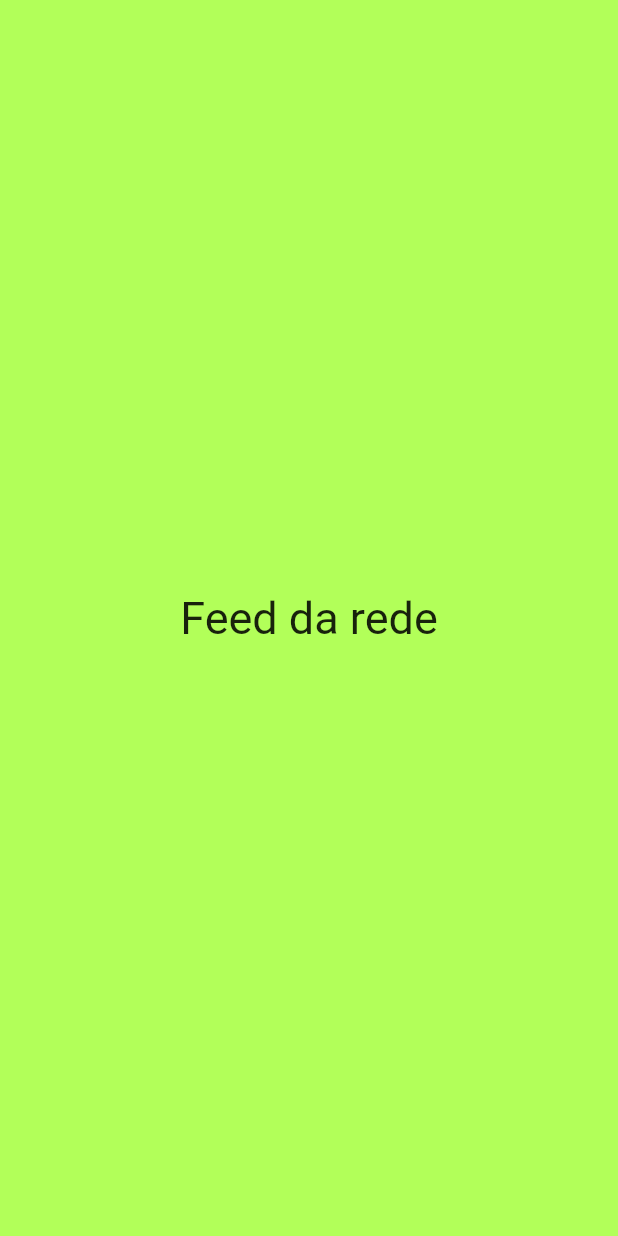
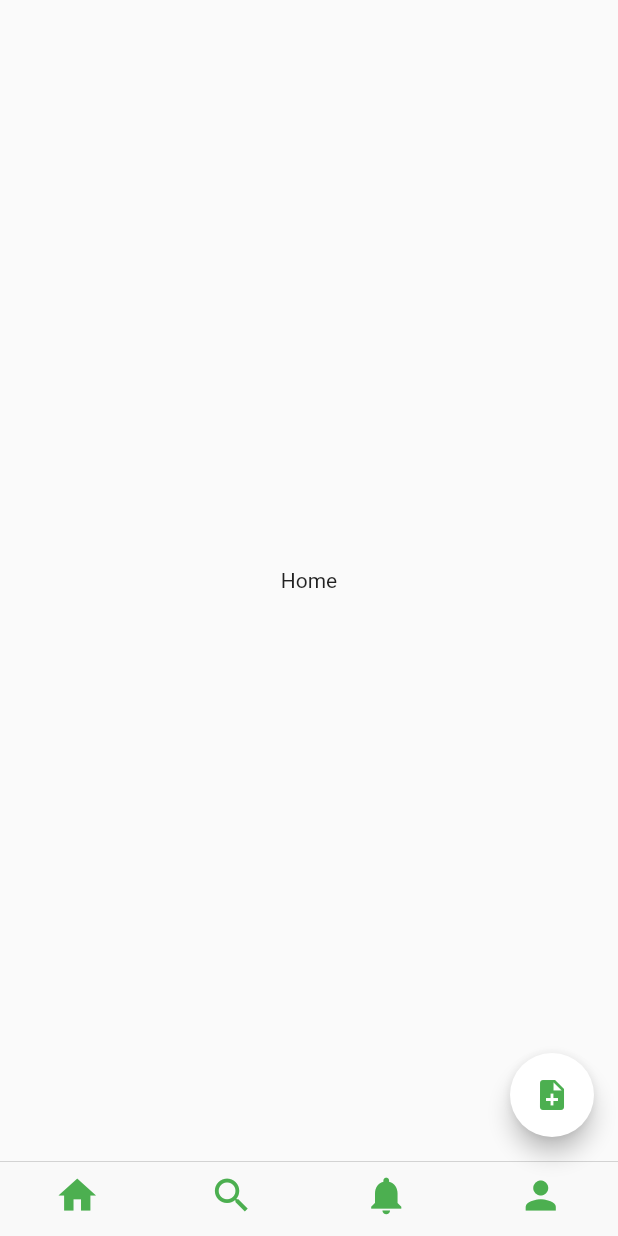
Before and after one commit to maxleirbag/flutter-poc, a Flutter app: the screen it shows once a user with an empty profile is signed in, on a phone screen of 412 x 824 dp. Run offline on Flutter 3.47's test engine with Material 2 defaults, Android fonts, the phone set to English and light mode, and no system bars; our stand-ins replace cloud_firestore, firebase_auth, firebase_core; accounts and stored records are empty.

Commit message:
feature: ícones e bottomNavigationBar + novo post

```diff
--- a/lib/Screens/FeedScreen.dart
+++ b/lib/Screens/FeedScreen.dart
@@ -1,4 +1,11 @@
+import 'package:flutter/cupertino.dart';
 import 'package:flutter/material.dart';
+
+import 'CreateZopScreen.dart';
+import 'HomeScreen.dart';
+import 'NotificationScreen.dart';
+import 'ProfileScreen.dart';
+import 'SearchScreen.dart';
 
 class FeedScreen extends StatefulWidget {
   const FeedScreen({Key? key}) : super(key: key);
@@ -8,15 +15,44 @@ class FeedScreen extends StatefulWidget {
 }
 
 class _FeedScreenState extends State<FeedScreen> {
+  int selectedTab = 0;
+  final List<Widget> _feedScreens = [
+    const HomeScreen(),
+    const SearchScreen(),
+    const NotificationScreen(),
+    const ProfileScreen()
+  ];
   @override
   Widget build(BuildContext context) {
-    return const Scaffold(
-      backgroundColor: Colors.lightGreenAccent,
-      body: Center(
-        child: Text(
-          'Feed da rede',
-          style: TextStyle(fontSize: 30),
+    return Scaffold(
+      body: _feedScreens.elementAt(selectedTab),
+      floatingActionButton: FloatingActionButton(
+        backgroundColor: Colors.white,
+        onPressed: () {
+          Navigator.push(context,
+              MaterialPageRoute(builder: (context) => const CreateZopScreen()));
+        },
+        child: const Icon(
+          Icons.note_add,
+          color: Colors.green,
         ),
+      ),
+      bottomNavigationBar: CupertinoTabBar(
+        onTap: (index) {
+          setState(() {
+            selectedTab = index;
+          });
+        },
+        currentIndex: selectedTab,
+        items: const [
+          BottomNavigationBarItem(icon: Icon(Icons.home, color: Colors.green)),
+          BottomNavigationBarItem(
+              icon: Icon(Icons.search, color: Colors.green)),
+          BottomNavigationBarItem(
+              icon: Icon(Icons.notifications, color: Colors.green)),
+          BottomNavigationBarItem(
+              icon: Icon(Icons.person, color: Colors.green)),
+        ],
       ),
     );
   }
--- /dev/null
+++ b/lib/Screens/HomeScreen.dart
@@ -0,0 +1,19 @@
+import 'package:flutter/material.dart';
+
+class HomeScreen extends StatefulWidget {
+  const HomeScreen({Key? key}) : super(key: key);
+
+  @override
+  State<HomeScreen> createState() => _HomeScreenState();
+}
+
+class _HomeScreenState extends State<HomeScreen> {
+  @override
+  Widget build(BuildContext context) {
+    return const Scaffold(
+      body: Center(
+        child: Text('Home'),
+      ),
+    );
+  }
+}
```
Also changed, not shown: lib/Screens/CreateZopScreen.dart (added, +33 -0 lines), lib/Screens/NotificationScreen.dart (added, +19 -0 lines), lib/Screens/ProfileScreen.dart (added, +19 -0 lines), lib/Screens/SearchScreen.dart (added, +19 -0 lines), lib/Services/auth_service.dart (+7 -4 lines), 1 other file.
